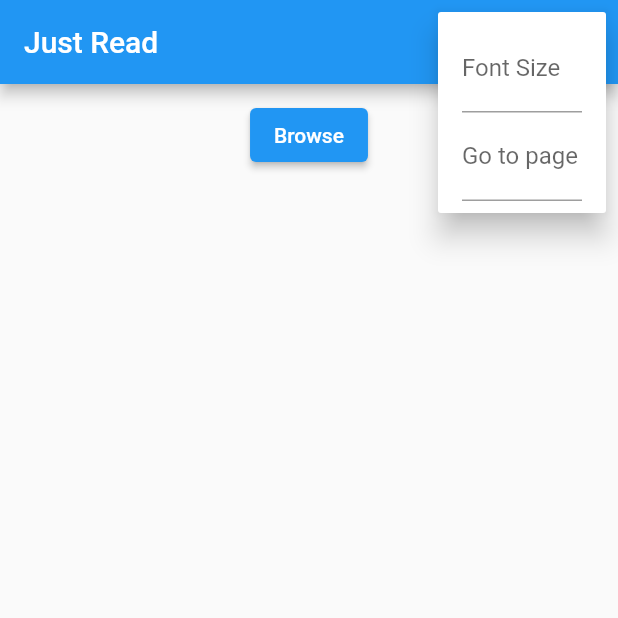
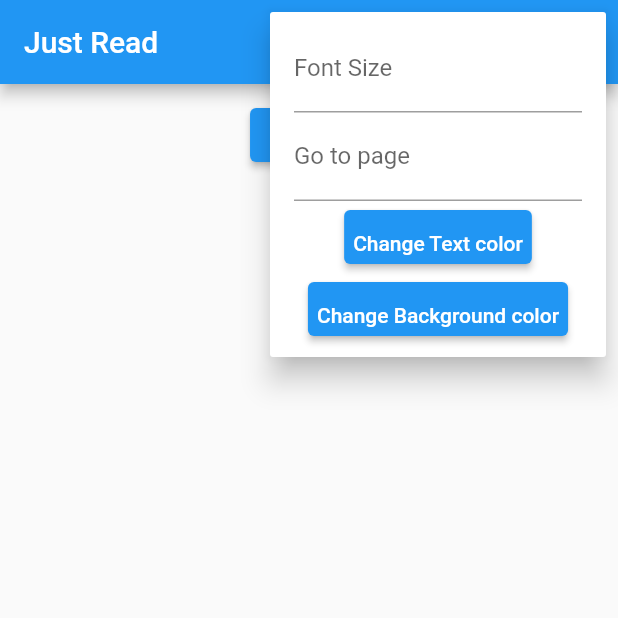
Before and after one commit to EhabBshara/just-read, a Flutter app: the screen it shows after launch, after a tap on the "more vert" icon, on a phone screen of 412 x 824 dp, the top half of it. Run offline on Flutter 3.47's test engine with Material 2 defaults, Android fonts, the phone set to English and light mode, and no system bars; our stand-ins replace file_picker, scrollable_positioned_list; missing offline and left inert: flutter_material_color_picker, pdf_text, syncfusion_flutter_pdf.

Commit message:
add color pickers for text and background color in the appbar drop down menu, text color changes on change but background color in this method requires reloading the reading page which is not good, will need to find a fix for this

```diff
--- a/lib/models/settings.dart
+++ b/lib/models/settings.dart
@@ -1,4 +1,5 @@
 import 'package:flutter/cupertino.dart';
+import 'package:flutter/material.dart';
 import 'package:just_read/services/pdf_reader.dart';
 
 class Settings extends ChangeNotifier {
@@ -6,10 +7,14 @@
   int _fontSize = 20;
   int _goToPage = 0;
   late PDFReader _pdfReader;
+  Color _textColor = Colors.cyan;
+  Color _backgroundColor = Colors.black;
 
   int get fontSize => _fontSize;
   int get goToPageNum => _goToPage;
   PDFReader get pdf => _pdfReader;
+  Color get textColor => _textColor;
+  Color get backgroundColor => _backgroundColor;
 
   void changeFont(int newFontSize) {
     _fontSize = newFontSize > 10 ? newFontSize : _defaultFontSize;
@@ -25,4 +30,14 @@
     _pdfReader = pdf;
     notifyListeners();
   }
+
+  void changeTextColor(Color color) {
+    _textColor = color;
+    notifyListeners();
+  }
+
+  void changeBackgroundColor(Color color) {
+    _backgroundColor = color;
+    notifyListeners();
+  }
 }
--- a/lib/screens/read.dart
+++ b/lib/screens/read.dart
@@ -12,7 +12,7 @@
     return Scaffold(
       appBar: buildAppBar(context),
       body: _buildPage(context),
-      backgroundColor: Colors.black,
+      backgroundColor: context.read<Settings>().backgroundColor,
     );
   }
 
@@ -22,7 +22,7 @@
       width: double.infinity,
       height: double.infinity,
       margin: EdgeInsets.all(10),
-      color: Colors.black,
+      color: context.read<Settings>().backgroundColor,
       child: _pages.length == settings.pdf.totalPages
           ? DocView(pages: _pages)
           : Consumer<Settings>(
@@ -146,7 +146,7 @@
         builder: (context, settings, child) => Text(
           page,
           style: TextStyle(
-            color: Colors.cyan,
+            color: settings.textColor,
             fontSize: settings.fontSize.toDouble(),
           ),
         ),
--- a/lib/widgets/appbar.dart
+++ b/lib/widgets/appbar.dart
@@ -2,6 +2,7 @@
 import 'package:flutter/material.dart';
 import 'package:just_read/models/settings.dart';
 import 'package:provider/provider.dart';
+import 'colorPicker.dart';
 
 AppBar buildAppBar(BuildContext context, {String title = ""}) {
   var fontController = TextEditingController();
@@ -46,6 +47,15 @@
                       keyboardType: TextInputType.number,
                     ),
                   ),
+                  ColorPicker(
+                      title: "Text color",
+                      onColorChanged: (color) =>
+                          context.read<Settings>().changeTextColor(color)),
+                  ColorPicker(
+                      title: "Background color",
+                      onColorChanged: (color) => context
+                          .read<Settings>()
+                          .changeBackgroundColor(color)),
                 ],
               ),
             ),
--- /dev/null
+++ b/lib/widgets/colorPicker.dart
@@ -0,0 +1,63 @@
+import 'package:flutter/cupertino.dart';
+import 'package:flutter/material.dart';
+import 'package:flutter_material_color_picker/flutter_material_color_picker.dart';
+
+typedef void OnColorChanged(Color color);
+
+class ColorPicker extends StatelessWidget {
+  final String title;
+  final OnColorChanged onColorChanged;
+
+  const ColorPicker(
+      {Key? key, required this.title, required this.onColorChanged})
+      : super(key: key);
+
+  @override
+  Widget build(BuildContext context) {
+    return ElevatedButton(
+      onPressed: () => _openColorPicker(context),
+      child: Text("Change " + title),
+      style: ElevatedButton.styleFrom(
+        padding: EdgeInsets.all(6),
+        alignment: Alignment.bottomLeft,
+      ),
+    );
+  }
+
+  void _openColorPicker(BuildContext context) async {
+    _openDialog(
+      context,
+      title + " picker",
+      MaterialColorPicker(
+        selectedColor: Colors.cyan,
+        onColorChange: this.onColorChanged,
+        onBack: () => print("Back button pressed"),
+      ),
+    );
+  }
+
+  void _openDialog(BuildContext context, String title, Widget content) {
+    showDialog(
+      context: context,
+      builder: (_) {
+        return AlertDialog(
+          contentPadding: const EdgeInsets.all(6.0),
+          title: Text(title),
+          content: content,
+          actions: [
+            TextButton(
+              child: Text('CANCEL'),
+              onPressed: Navigator.of(context).pop,
+            ),
+            TextButton(
+              child: Text('SUBMIT'),
+              onPressed: () {
+                Navigator.of(context).pop();
+              },
+            ),
+          ],
+        );
+      },
+    );
+  }
+}
--- a/pubspec.yaml
+++ b/pubspec.yaml
@@ -35,6 +35,7 @@
   provider: ^6.0.0
   syncfusion_flutter_pdfviewer: ^19.4.54-beta
   scrollable_positioned_list: ^0.2.3
+  flutter_material_color_picker: ^1.1.0+2
 
 
 dev_dependencies:
```
Also changed, not shown: pubspec.lock.
